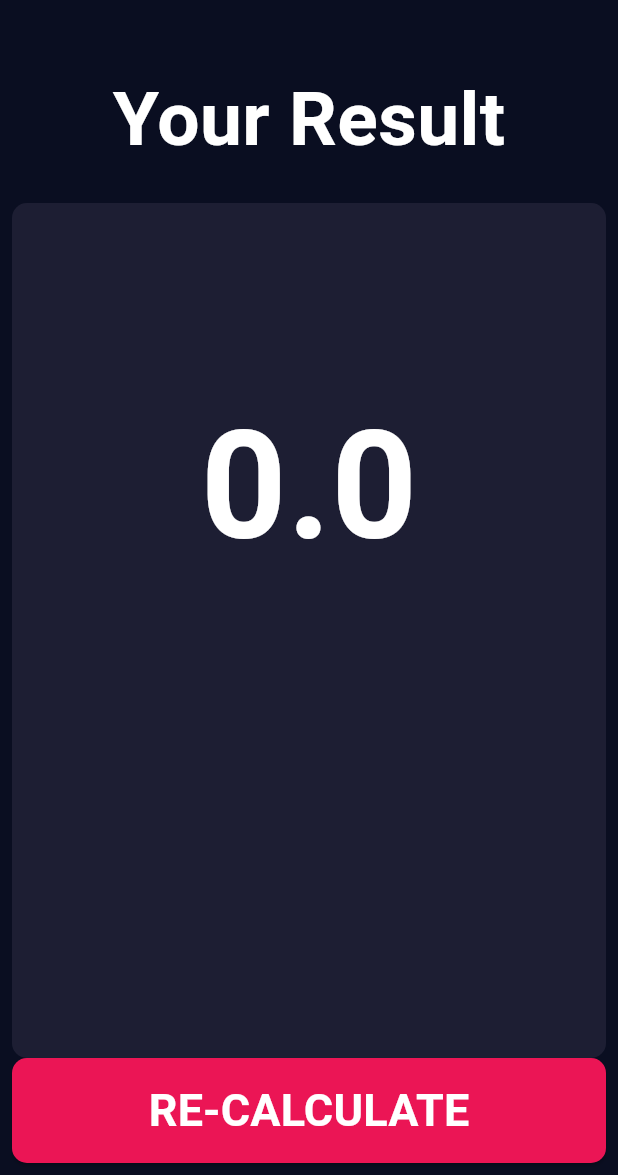
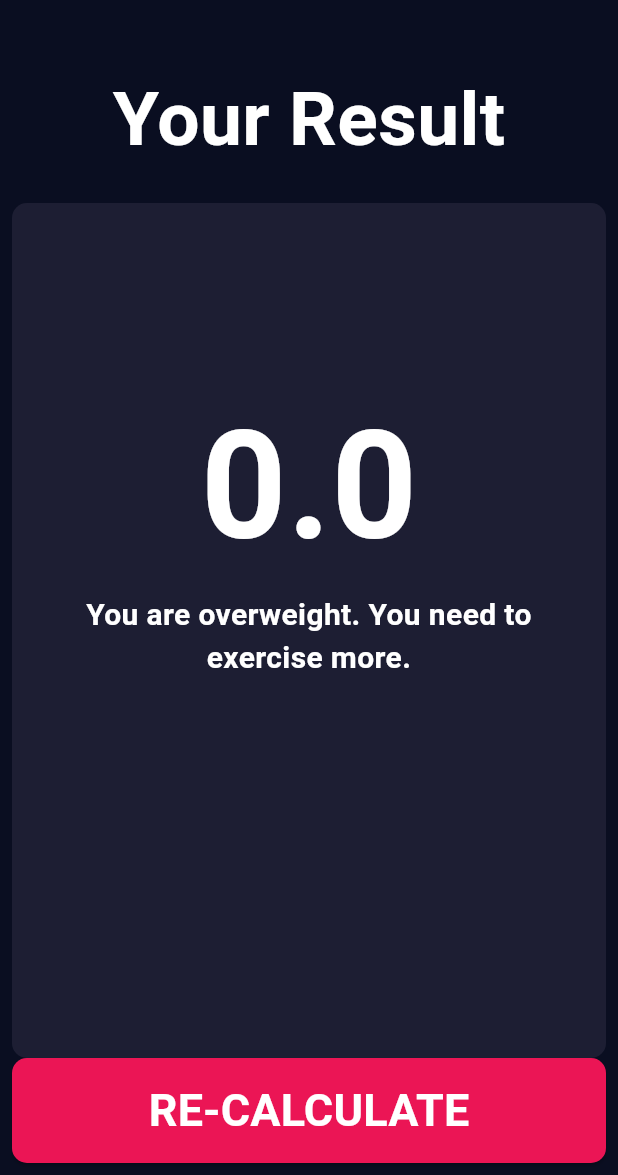
Before and after one commit to omar20800/bmi_calculator, a Flutter app: the ResultPage screen opened directly with empty values, on a phone screen of 412 x 824 dp, the part 61-1236 px from its top. Run offline on Flutter 3.47's test engine with Material 3 defaults, Android fonts, the phone set to English and light mode, and no system bars.

Commit message:
Refactor BMI calculation and status handling; remove globals and implement Person model

```diff
--- a/lib/core/colours/app_colours.dart
+++ b/lib/core/colours/app_colours.dart
@@ -4,5 +4,7 @@ class AppColours {
   static const Color primaryColor = Color(0xFF0a0e21);
   static const Color secondaryColor = Color(0xFF1d1e33);
   static const Color accentColor = Color(0xFFeb1555);
-  static const Color accentColor2 = Color(0xFF8d8e98);
+  static const Color greyColor = Color(0xFF8d8e98);
+  static const Color greenColor = Colors.green;
+  static const Color redColor = Colors.red;
 }
--- a/lib/core/methods/bmi_get.dart
+++ /dev/null
@@ -1,5 +0,0 @@
-double bmi_get(double height, int weight) {
-  height = height / 100;
-  double bmi = weight / (height * height);
-  return bmi;
-}
--- /dev/null
+++ b/lib/core/model/person.dart
@@ -0,0 +1,75 @@
+class Person {
+  bool isMale;
+  double height;
+  int age;
+  int weight;
+  double bmi;
+  String status;
+
+  Person({
+    this.isMale = true,
+    this.height = 180,
+    this.age = 25,
+    this.weight = 60,
+    this.bmi = 0,
+    this.status = '',
+  });
+
+  infoSet({bool? isMale, double? height, int? age, int? weight}) {}
+
+  static Person bmiGet(Person person) {
+    person.bmi = person.weight / (person.height / 100 * person.height / 100);
+    return person;
+  }
+
+  static Person bmiReset(Person person) {
+    person.bmi = 0;
+    return person;
+  }
+
+  static Person bmiCheck(
+    Person person,
+  ) {
+    if (person.bmi > 1) {
+      if (person.bmi < 16) {
+        person.status = "Severe Thinness";
+      } else if (person.bmi >= 16 && person.bmi < 17) {
+        person.status = "Moderate Thinness";
+      } else if (person.bmi >= 17 && person.bmi < 18.5) {
+        person.status = "Mild Thinness";
+      } else if (person.bmi >= 18.5 && person.bmi < 25) {
+        person.status = "Normal";
+      } else if (person.bmi >= 25 && person.bmi < 30) {
+        person.status = "Overweight";
+      } else if (person.bmi >= 30 && person.bmi < 35) {
+        person.status = "Obese Class 1";
+      } else if (person.bmi >= 35 && person.bmi < 40) {
+        person.status = "Obese Class 2";
+      } else {
+        person.status = "Obese Class 3";
+      }
+    } else {
+      person.status = "Invalid BMI";
+    }
+    return person;
+  }
+
+  static String resultMessage(Person person) {
+    String message;
+    if (person.status == "Invalid BMI") {
+      message = "Invalid BMI. Please check your input.";
+    } else if (person.status == "Severe Thinness") {
+      message = "You are severely underweight. You need to eat more.";
+    } else if (person.status == "Moderate Thinness") {
+      message = "You are moderately underweight. You need to eat more.";
+    } else if (person.status == "Mild Thinness") {
+      message = "You are mildly underweight. You need to eat more.";
+    } else if (person.status == "Normal") {
+      message = "You are healthy. Keep it up!";
+    } else {
+      message = "You are overweight. You need to exercise more.";
+    }
+
+    return message;
+  }
+}
--- a/lib/features/calculator/presentation/widgets/gender_box.dart
+++ b/lib/features/calculator/presentation/widgets/gender_box.dart
@@ -1,6 +1,5 @@
 import 'package:flutter/material.dart';
 import 'package:bmi_calculator/core/colours/app_colours.dart';
-import 'package:bmi_calculator/globals.dart' as globals;
 
 class GenderBox extends StatelessWidget {
   const GenderBox(
@@ -22,7 +21,7 @@ class GenderBox extends StatelessWidget {
           onTap();
         },
         child: Container(
-            padding: EdgeInsets.all(20),
+            padding: const EdgeInsets.all(20),
             decoration: BoxDecoration(
                 color: color, borderRadius: BorderRadius.circular(10)),
             child: Column(
@@ -36,7 +35,7 @@ class GenderBox extends StatelessWidget {
                 Expanded(child: Container()),
                 Text(
                   text,
-                  style: TextStyle(
+                  style: const TextStyle(
                     color: Colors.white,
                     fontSize: 20,
                   ),
--- a/lib/features/result/presentation/screens/result_page.dart
+++ b/lib/features/result/presentation/screens/result_page.dart
@@ -1,19 +1,17 @@
 // ignore_for_file: prefer_const_constructors, prefer_const_literals_to_create_immutables
 
+import 'package:bmi_calculator/core/model/person.dart';
 import 'package:bmi_calculator/core/widgets/custom_button.dart';
 import 'package:bmi_calculator/features/result/presentation/widgets/result_card.dart';
 import 'package:flutter/material.dart';
 import 'package:bmi_calculator/core/colours/app_colours.dart';
 
 class ResultPage extends StatelessWidget {
-  const ResultPage(
-      {super.key,
-      required this.bmi,
-      required this.status,
-      required this.message});
-  final double bmi;
-  final String status;
-  final String message;
+  const ResultPage({
+    super.key,
+    required this.person,
+  });
+  final Person person;
 
   @override
   Widget build(BuildContext context) {
@@ -40,7 +38,10 @@ class ResultPage extends StatelessWidget {
                       fontSize: 50,
                       fontWeight: FontWeight.bold)),
               SizedBox(height: 20),
-              ResultCard(status: status, bmi: bmi, message: message),
+              ResultCard(
+                  status: person.status,
+                  bmi: person.bmi,
+                  message: Person.resultMessage(person)),
               CustomButton(
                 text: 'RE-CALCULATE',
                 onPressed: () {
--- a/lib/features/result/presentation/widgets/result_card.dart
+++ b/lib/features/result/presentation/widgets/result_card.dart
@@ -32,7 +32,7 @@ class ResultCard extends StatelessWidget {
             ),
             Text(status,
                 style: TextStyle(
-                    color: Colors.green,
+                    color: AppColours.greenColor,
                     fontSize: 40,
                     fontWeight: FontWeight.bold)),
             SizedBox(
--- a/lib/globals.dart
+++ /dev/null
@@ -1,4 +0,0 @@
-bool isMale = true;
-double height = 180;
-int age = 25;
-int weight = 60;
```
Also changed, not shown: lib/core/methods/bmi_check.dart (deleted, +0 -25 lines), lib/core/methods/result_message.dart (deleted, +0 -20 lines), lib/features/calculator/presentation/screens/calculator_screen.dart (+24 -23 lines), lib/features/calculator/presentation/widgets/age_selector.dart (+22 -25 lines), lib/features/calculator/presentation/widgets/gender_selector.dart (+8 -8 lines), lib/features/calculator/presentation/widgets/height_selector.dart (+7 -7 lines), lib/features/calculator/presentation/widgets/weight_selector.dart (+20 -23 lines), 4 other files.
